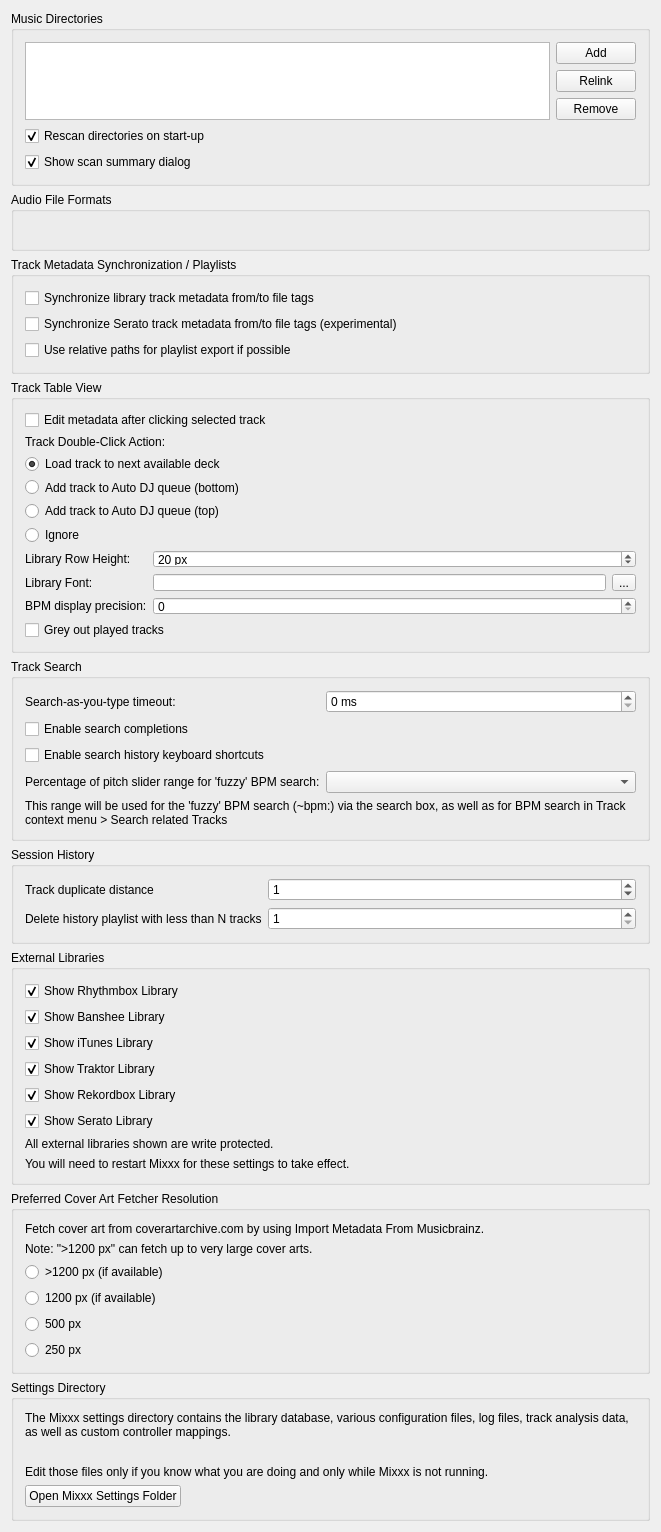
Qt form src/preferences/dialog/dlgpreflibrarydlg.ui (mixxxdj/mixxx) before a commit.
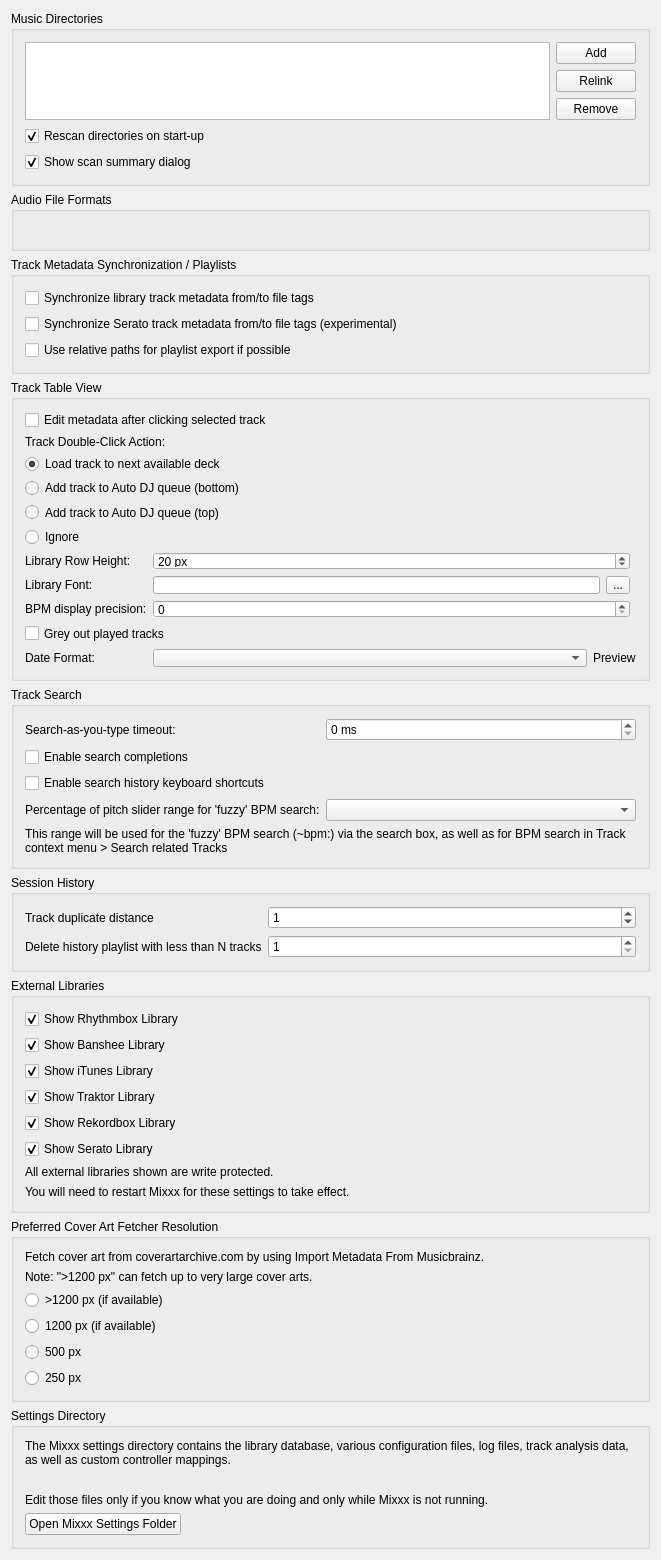
The same form after that commit.

Commit message: Implement persistent custom Date Format using Q_ENUM and QVariant

```diff
--- a/src/preferences/dialog/dlgpreflibrarydlg.ui
+++ b/src/preferences/dialog/dlgpreflibrarydlg.ui
@@ -202,21 +202,21 @@
         </property>
        </widget>
       </item>
-      <item row="4" column="0" colspan="3">
+      <item row="4" column="0" colspan="4">
        <widget class="QRadioButton" name="radioButton_dbclick_bottom">
         <property name="text">
          <string>Add track to Auto DJ queue (bottom)</string>
         </property>
        </widget>
       </item>
-      <item row="5" column="0" colspan="3">
+      <item row="5" column="0" colspan="4">
        <widget class="QRadioButton" name="radioButton_dbclick_top">
         <property name="text">
          <string>Add track to Auto DJ queue (top)</string>
         </property>
        </widget>
       </item>
-      <item row="6" column="0" colspan="3">
+      <item row="6" column="0" colspan="4">
        <widget class="QRadioButton" name="radioButton_dbclick_ignore">
         <property name="text">
          <string>Ignore</string>
@@ -290,7 +290,7 @@
        <widget class="QSpinBox" name="spinbox_bpm_precision"/>
       </item>
 
-      <item row="10" column="0" colspan="3">
+      <item row="10" column="0" colspan="4">
        <widget class="QCheckBox" name="checkbox_played_track_color">
         <property name="text">
          <string>Grey out played tracks</string>
@@ -298,6 +298,50 @@
        </widget>
       </item>
 
+      <item row="11" column="0">
+       <widget class="QLabel" name="label_dateFormat">
+        <property name="text">
+         <string>Date Format:</string>
+        </property>
+        <property name="alignment">
+         <set>Qt::AlignLeft|Qt::AlignVCenter</set>
+        </property>
+       </widget>
+      </item>
+      <item row="11" column="1" colspan="3">
+       <layout class="QHBoxLayout" name="horizontalLayout_dateFormat">
+        <property name="leftMargin">
+         <number>0</number>
+        </property>
+        <property name="topMargin">
+         <number>0</number>
+        </property>
+        <property name="rightMargin">
+         <number>0</number>
+        </property>
+        <property name="bottomMargin">
+         <number>0</number>
+        </property>
+        <item>
+         <widget class="QComboBox" name="comboBox_dateFormat">
+          <property name="sizePolicy">
+           <sizepolicy hsizetype="Expanding" vsizetype="Fixed">
+            <horstretch>0</horstretch>
+            <verstretch>0</verstretch>
+           </sizepolicy>
+          </property>
+         </widget>
+        </item>
+        <item>
+         <widget class="QLabel" name="label_dateFormatPreview">
+          <property name="text">
+           <string>Preview</string>
+          </property>
+         </widget>
+        </item>
+       </layout>
+      </item>
+
      </layout>
     </widget>
    </item><!-- Track Table View -->
```
Left out of the diff: 7 changed lines with no effect on the pictures. The commit also changes 8 other files.
